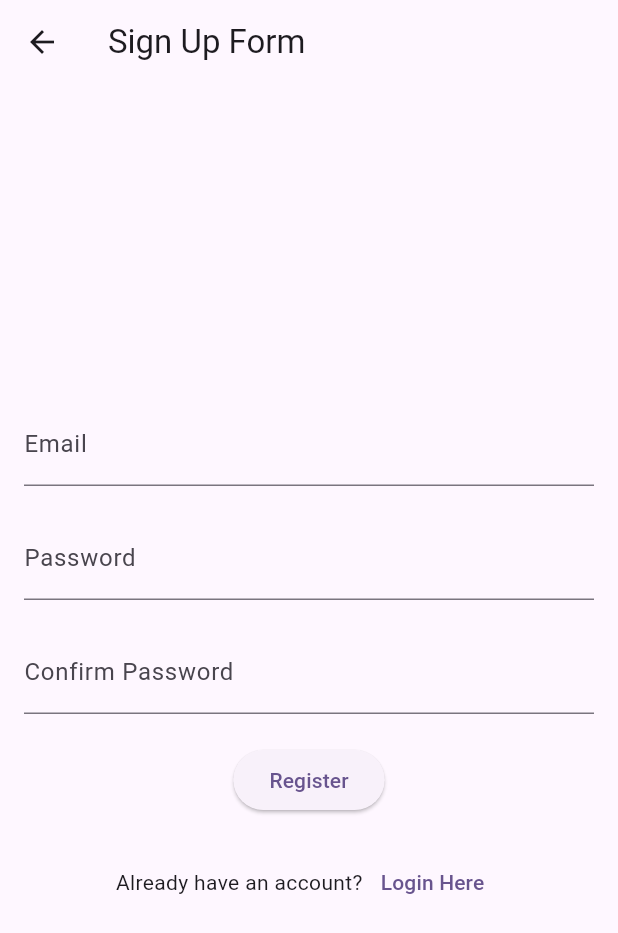
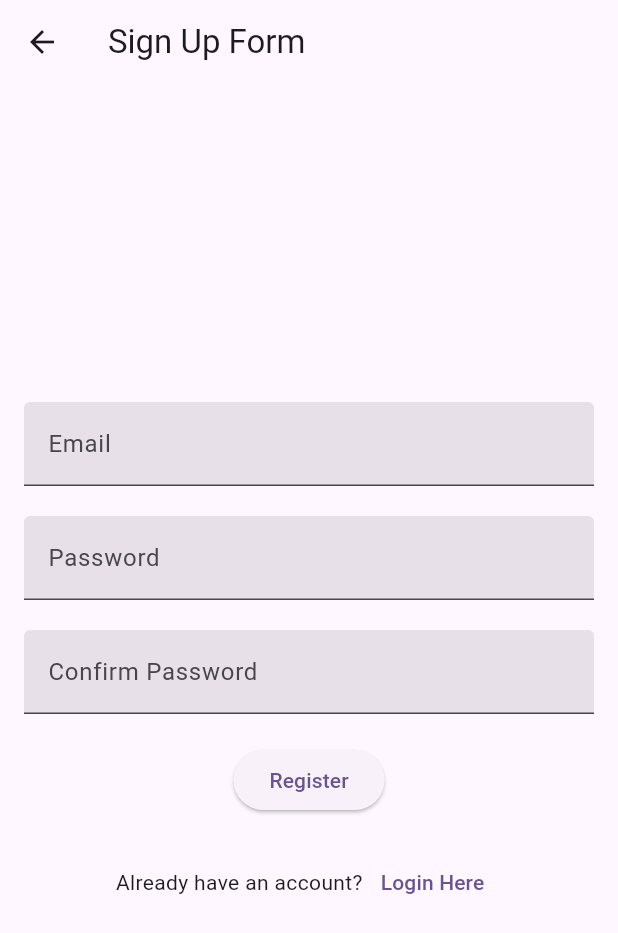
Before and after one commit to techwithAasish/HealthCareMilestone2, a Flutter app: the screen it shows after launch, after a tap on "Sign Up", on a phone screen of 412 x 824 dp. Shown: the top 933 px of the screen. Run offline on Flutter 3.47's test engine with Material 3 defaults, Android fonts, the phone set to English and light mode, and no system bars.

Commit message:
Homepage and signup page validation and design changes made

```diff
--- a/lib/main.dart
+++ b/lib/main.dart
@@ -92,7 +92,7 @@ class _SignInHttpDemoState extends State<SignInHttpDemo> {
                       formData.password = value;
                     },
                   ),
-                  TextButton(
+                  ElevatedButton(
                     child: const Text('Sign In'),
                     onPressed: () async {
                       // Use a JSON encoded string to send
--- a/lib/screens/signupPage.dart
+++ b/lib/screens/signupPage.dart
@@ -23,6 +23,7 @@ class RegisterScreen extends StatelessWidget {
             children: [
               TextFormField(
                 decoration: const InputDecoration(
+                  filled: true,
                   labelText: 'Email',
                 ),
                 keyboardType: TextInputType.emailAddress,
@@ -40,6 +41,7 @@ class RegisterScreen extends StatelessWidget {
               const SizedBox(height: 20),
               TextFormField(
                 decoration: const InputDecoration(
+                  filled: true,
                   labelText: 'Password',
                 ),
                 obscureText: true,
@@ -55,6 +57,7 @@ class RegisterScreen extends StatelessWidget {
               const SizedBox(height: 20),
               TextFormField(
                 decoration: const InputDecoration(
+                  filled: true,
                   labelText: 'Confirm Password',
                 ),
                 obscureText: true,
```
